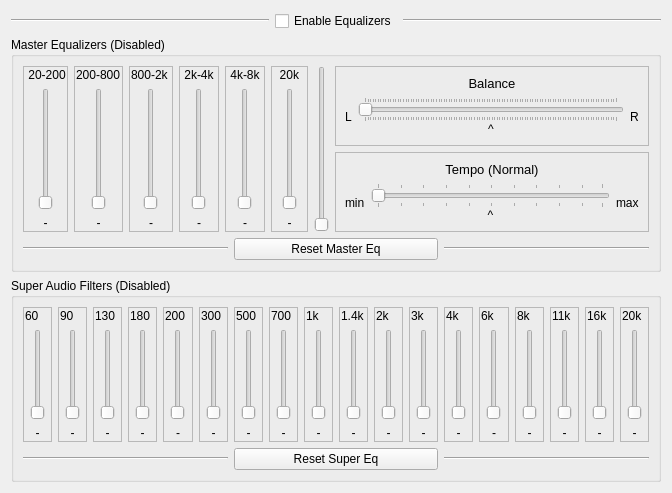
keshavbhatt/olivia, file equalizer.ui: the form before one commit.
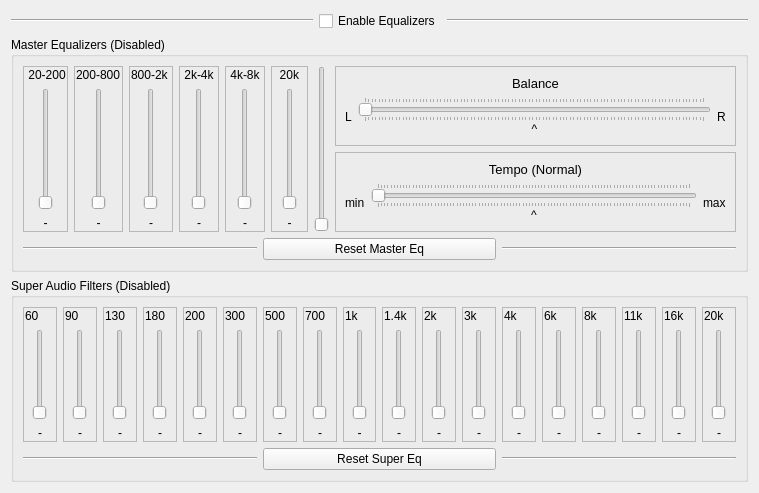
The form after the commit. Icons and pictures are not drawn.

```diff
--- a/equalizer.ui
+++ b/equalizer.ui
@@ -6,7 +6,7 @@
    <rect>
     <x>0</x>
     <y>0</y>
-    <width>672</width>
+    <width>759</width>
     <height>474</height>
    </rect>
   </property>
```
